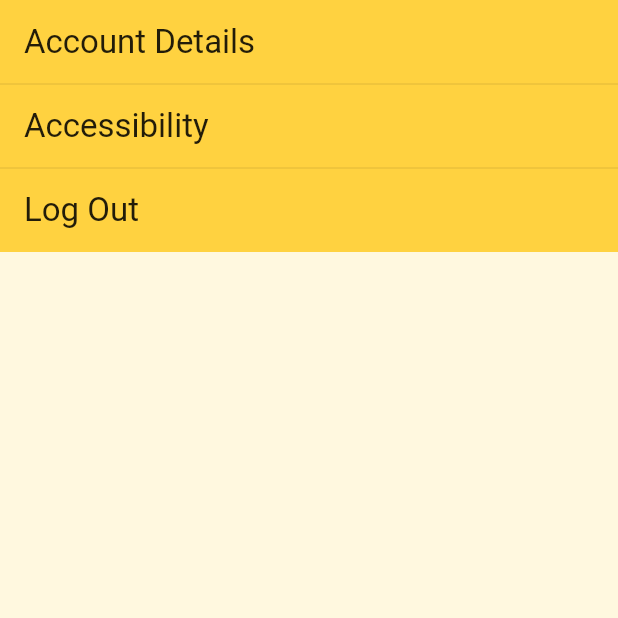
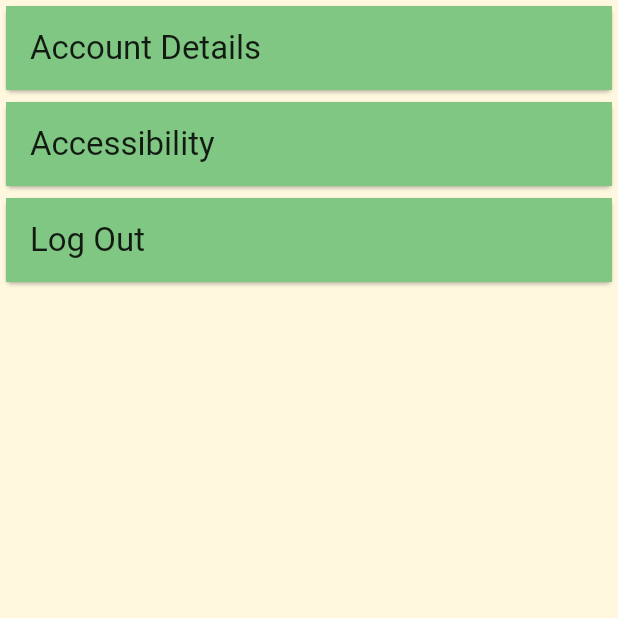
Before and after one commit to bsalloum123/lsat_prep_app_2, a Flutter app: the settings screen opened directly, on a phone screen of 412 x 824 dp, the top half of it. Run offline on Flutter 3.47's test engine with Material 2 defaults, Android fonts, the phone set to English and light mode, and no system bars; our stand-ins replace cloud_firestore, firebase_auth, firebase_core, image_picker; accounts and stored records are empty.

Commit message:
Changed options to cards

```diff
--- a/lib/settings.dart
+++ b/lib/settings.dart
@@ -12,12 +12,11 @@ class settings extends StatelessWidget {
     return Scaffold(
       body:
       ListView(
-            children:ListTile.divideTiles(
-                context: context,
-                tiles: [
-                  ListTile(
+        children: <Widget> [
+          Card(
+            child: ListTile(
               title: const Text('Account Details', style: lsatTextStyle),
-                    tileColor: colorLight,
+              tileColor: Colors.green[300],
               onTap: () {
                 Navigator.push(
                   context,
@@ -28,10 +27,12 @@ class settings extends StatelessWidget {
                   }),
                 );
               },
+            )
           ),
-                  ListTile(
+          Card(
+            child: ListTile(
               title: const Text('Accessibility', style:lsatTextStyle),
-                    tileColor: colorLight,
+              tileColor: Colors.green[300],
               onTap: () {
                 Navigator.push(
                   context,
@@ -43,9 +44,11 @@ class settings extends StatelessWidget {
                 );
               },
             ),
-                  ListTile(
+          ),
+          Card(
+            child: ListTile(
               title: const Text('Log Out', style:lsatTextStyle),
-                    tileColor: colorLight,
+              tileColor: Colors.green[300],
               onTap: () {
                 Navigator.push(
                   context,
@@ -56,8 +59,8 @@ class settings extends StatelessWidget {
                 );
               },
             ),
+          ),
         ]
-            ).toList()
       )
     );
   }
```
Lines whose indentation alone changed are shown as unchanged.
